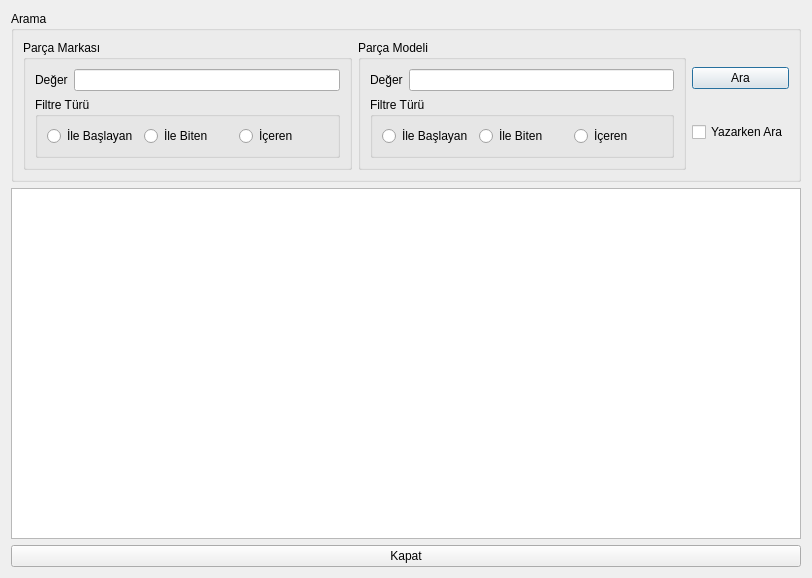
Above: Desktop/tekno_market2/TKN_Market/UI/ListeFormlari/tknguckaynakliste.ui from asirkacar/okulprojesi before the change. Below: the same form after it.
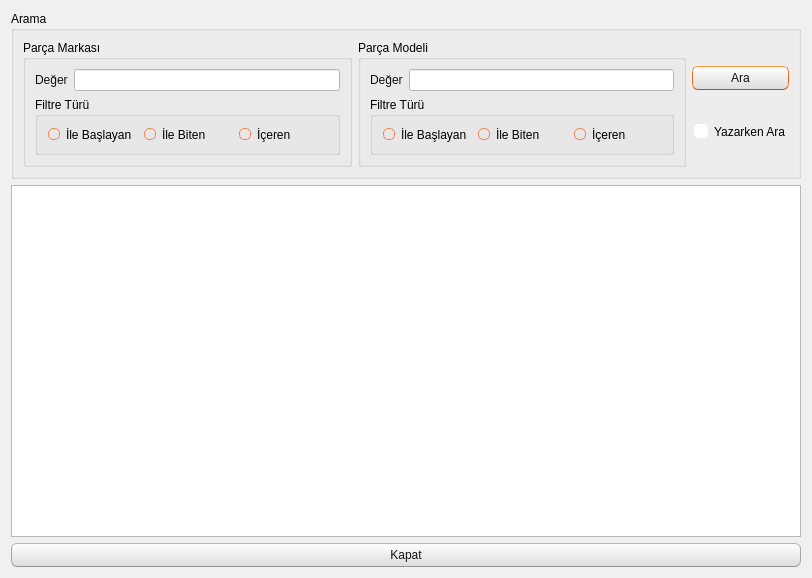
That is the form after the change. Icons and pictures are not drawn.

```diff
--- a/Desktop/tekno_market2/TKN_Market/UI/ListeFormlari/tknguckaynakliste.ui
+++ b/Desktop/tekno_market2/TKN_Market/UI/ListeFormlari/tknguckaynakliste.ui
@@ -13,6 +13,503 @@
   <property name="windowTitle">
    <string>Dialog</string>
   </property>
+  <property name="styleSheet">
+   <string notr="true">/*
+Ubuntu Style Sheet for QT Applications
+Author: Jaime A. Quiroga P.
+Company: GTRONICK
+Last updated: 09/10/2019 (dd/mm/yyyy), 12:31.
+Available at: https://github.com/GTRONICK/QSS/blob/master/Ubuntu.qss
+*/
+QMainWindow {
+	background-color:#f0f0f0;
+}
+QCheckBox {
+	padding:2px;
+}
+QCheckBox:hover {
+	border:1px solid rgb(255,150,60);
+	border-radius:4px;
+	padding: 1px;
+	background-color:qlineargradient(spread:pad, x1:0.5, y1:1, x2:0.5, y2:0, stop:0 rgba(190, 90, 50, 50), stop:1 rgba(250, 130, 40, 50));
+}
+QCheckBox::indicator:checked {
+	border:1px solid rgb(246, 134, 86);
+	border-radius:4px;
+  	background-color:rgb(246, 134, 86)
+}
+QCheckBox::indicator:unchecked {
+	border-width:1px solid rgb(246, 134, 86);
+	border-radius:4px;
+  	background-color:rgb(255,255,255);
+}
+QColorDialog {
+	background-color:#f0f0f0;
+}
+QComboBox {
+	color:rgb(81,72,65);
+	background: #ffffff;
+}
+QComboBox:editable {
+	selection-color:rgb(81,72,65);
+	selection-background-color: #ffffff;
+}
+QComboBox QAbstractItemView {
+	selection-color: #ffffff;
+	selection-background-color: rgb(246, 134, 86);
+}
+QComboBox:!editable:on, QComboBox::drop-down:editable:on {
+	color:  #1e1d23;	
+}
+QDateTimeEdit, QDateEdit, QDoubleSpinBox, QFontComboBox {
+	color:rgb(81,72,65);
+	background-color: #ffffff;
+}
+
+QDialog {
+	background-color:#f0f0f0;
+}
+
+QLabel,QLineEdit {
+	color:rgb(17,17,17);
+}
+QLineEdit {
+	background-color:rgb(255,255,255);
+	selection-background-color:rgb(236,116,64);
+}
+QMenuBar {
+	color:rgb(223,219,210);
+	background-color:rgb(65,64,59);
+}
+QMenuBar::item {
+	padding-top:4px;
+	padding-left:4px;
+	padding-right:4px;
+	color:rgb(223,219,210);
+	background-color:rgb(65,64,59);
+}
+QMenuBar::item:selected {
+	color:rgb(255,255,255);
+	padding-top:2px;
+	padding-left:2px;
+	padding-right:2px;
+	border-top-width:2px;
+	border-left-width:2px;
+	border-right-width:2px;
+	border-top-right-radius:4px;
+	border-top-left-radius:4px;
+	border-style:solid;
+	background-color:rgb(65,64,59);
+	border-top-color: rgb(47,47,44);
+	border-right-color: qlineargradient(spread:pad, x1:0, y1:1, x2:1, y2:0, stop:0 rgba(90, 87, 78, 255), stop:1 rgba(47,47,44, 255));
+	border-left-color:  qlineargradient(spread:pad, x1:1, y1:0, x2:0, y2:0, stop:0 rgba(90, 87, 78, 255), stop:1 rgba(47,47,44, 255));
+}
+QMenu {
+	color:rgb(223,219,210);
+	background-color:rgb(65,64,59);
+}
+QMenu::item {
+	color:rgb(223,219,210);
+	padding:4px 10px 4px 20px;
+}
+QMenu::item:selected {
+	color:rgb(255,255,255);
+	background-color: qlineargradient(spread:pad, x1:0.5, y1:1, x2:0.5, y2:0, stop:0 rgba(225, 108, 54, 255), stop:1 rgba(246, 134, 86, 255));
+	border-style:solid;
+	border-width:3px;
+	padding:4px 7px 4px 17px;
+	border-bottom-color:qlineargradient(spread:pad, x1:0.5, y1:1, x2:0.5, y2:0, stop:0 rgba(175,85,48,255), stop:1 rgba(236,114,67, 255));
+	border-top-color:qlineargradient(spread:pad, x1:0.5, y1:1, x2:0.5, y2:0, stop:0 rgba(253,156,113,255), stop:1 rgba(205,90,46, 255));
+	border-right-color:qlineargradient(spread:pad, x1:0, y1:0.5, x2:1, y2:0.5, stop:0 rgba(253,156,113,255), stop:1 rgba(205,90,46, 255));
+	border-left-color:qlineargradient(spread:pad, x1:1, y1:0.5, x2:0, y2:0.5, stop:0 rgba(253,156,113,255), stop:1 rgba(205,90,46, 255));
+}
+QPlainTextEdit {
+	border-width: 1px solid transparent;
+	color:rgb(17,17,17);
+	selection-background-color:rgb(236,116,64);
+}
+QProgressBar {
+	text-align: center;
+	color: rgb(0, 0, 0);
+	border: 1px inset rgb(150,150,150); 
+	border-radius: 10px;
+	background-color:rgb(221,221,219);
+}
+QProgressBar::chunk:horizontal {
+	background-color: qlineargradient(spread:pad, x1:0.5, y1:1, x2:0.5, y2:0, stop:0 rgba(225, 108, 54, 255), stop:1 rgba(246, 134, 86, 255));
+	border:1px solid;
+	border-radius:8px;
+	border-bottom-color:qlineargradient(spread:pad, x1:0.5, y1:1, x2:0.5, y2:0, stop:0 rgba(175,85,48,255), stop:1 rgba(236,114,67, 255));
+	border-top-color:qlineargradient(spread:pad, x1:0.5, y1:1, x2:0.5, y2:0, stop:0 rgba(253,156,113,255), stop:1 rgba(205,90,46, 255));
+	border-right-color:qlineargradient(spread:pad, x1:0, y1:0.5, x2:1, y2:0.5, stop:0 rgba(253,156,113,255), stop:1 rgba(205,90,46, 255));
+	border-left-color:qlineargradient(spread:pad, x1:1, y1:0.5, x2:0, y2:0.5, stop:0 rgba(253,156,113,255), stop:1 rgba(205,90,46, 255));
+}
+QPushButton{
+	color:rgb(17,17,17);
+	border-width: 1px;
+	border-radius: 6px;
+	border-bottom-color: rgb(150,150,150);
+	border-right-color: rgb(165,165,165);
+	border-left-color: rgb(165,165,165);
+	border-top-color: rgb(180,180,180);
+	border-style: solid;
+	padding: 4px;
+	background-color: qlineargradient(spread:pad, x1:0.5, y1:1, x2:0.5, y2:0, stop:0 rgba(220, 220, 220, 255), stop:1 rgba(255, 255, 255, 255));
+}
+QPushButton:hover{
+	color:rgb(17,17,17);
+	border-width: 1px;
+	border-radius:6px;
+	border-top-color: rgb(255,150,60);
+	border-right-color: qlineargradient(spread:pad, x1:0, y1:1, x2:1, y2:0, stop:0 rgba(200, 70, 20, 255), stop:1 rgba(255,150,60, 255));
+	border-left-color:  qlineargradient(spread:pad, x1:1, y1:0, x2:0, y2:0, stop:0 rgba(200, 70, 20, 255), stop:1 rgba(255,150,60, 255));
+	border-bottom-color: rgb(200,70,20);
+	border-style: solid;
+	padding: 2px;
+	background-color: qlineargradient(spread:pad, x1:0.5, y1:1, x2:0.5, y2:0, stop:0 rgba(220, 220, 220, 255), stop:1 rgba(255, 255, 255, 255));
+}
+QPushButton:default{
+	color:rgb(17,17,17);
+	border-width: 1px;
+	border-radius:6px;
+	border-top-color: rgb(255,150,60);
+	border-right-color: qlineargradient(spread:pad, x1:0, y1:1, x2:1, y2:0, stop:0 rgba(200, 70, 20, 255), stop:1 rgba(255,150,60, 255));
+	border-left-color:  qlineargradient(spread:pad, x1:1, y1:0, x2:0, y2:0, stop:0 rgba(200, 70, 20, 255), stop:1 rgba(255,150,60, 255));
+	border-bottom-color: rgb(200,70,20);
+	border-style: solid;
+	padding: 2px;
+	background-color: qlineargradient(spread:pad, x1:0.5, y1:1, x2:0.5, y2:0, stop:0 rgba(220, 220, 220, 255), stop:1 rgba(255, 255, 255, 255));
+}
+QPushButton:pressed{
+	color:rgb(17,17,17);
+	border-width: 1px;
+	border-radius: 6px;
+	border-width: 1px;
+	border-top-color: rgba(255,150,60,200);
+	border-right-color: qlineargradient(spread:pad, x1:0, y1:1, x2:1, y2:0, stop:0 rgba(200, 70, 20, 255), stop:1 rgba(255,150,60, 200));
+	border-left-color:  qlineargradient(spread:pad, x1:1, y1:0, x2:0, y2:0, stop:0 rgba(200, 70, 20, 255), stop:1 rgba(255,150,60, 200));
+	border-bottom-color: rgba(200,70,20,200);
+	border-style: solid;
+	padding: 2px;
+	background-color: qlineargradient(spread:pad, x1:0.5, y1:0, x2:0.5, y2:1, stop:0 rgba(220, 220, 220, 255), stop:1 rgba(255, 255, 255, 255));
+}
+QPushButton:disabled{
+	color:rgb(174,167,159);
+	border-width: 1px;
+	border-radius: 6px;
+	background-color: qlineargradient(spread:pad, x1:0.5, y1:1, x2:0.5, y2:0, stop:0 rgba(200, 200, 200, 255), stop:1 rgba(230, 230, 230, 255));
+}
+QRadioButton {
+	padding: 1px;
+}
+QRadioButton::indicator:checked {
+	height: 10px;
+	width: 10px;
+	border-style:solid;
+	border-radius:5px;
+	border-width: 1px;
+	border-color: rgba(246, 134, 86, 255);
+	color: #a9b7c6;
+	background-color:rgba(246, 134, 86, 255);
+}
+QRadioButton::indicator:!checked {
+	height: 10px;
+	width: 10px;
+	border-style:solid;
+	border-radius:5px;
+	border-width: 1px;
+	border-color: rgb(246, 134, 86);
+	color: #a9b7c6;
+	background-color: transparent;
+}
+QScrollArea {
+	color: white;
+	background-color:#f0f0f0;
+}
+QSlider::groove {
+	border-style: solid;
+	border-width: 1px;
+	border-color: rgb(207,207,207);
+}
+QSlider::groove:horizontal {
+	height: 5px;
+	background: rgb(246, 134, 86);
+}
+QSlider::groove:vertical {
+	width: 5px;
+	background: rgb(246, 134, 86);
+}
+QSlider::handle:horizontal {
+	background: rgb(253,253,253);
+	border-style: solid;
+	border-width: 1px;
+	border-color: rgb(207,207,207);
+	width: 12px;
+	margin: -5px 0;
+	border-radius: 7px;
+}
+QSlider::handle:vertical {
+	background: rgb(253,253,253);
+	border-style: solid;
+	border-width: 1px;
+	border-color: rgb(207,207,207);
+	height: 12px;
+	margin: 0 -5px;
+	border-radius: 7px;
+}
+QSlider::add-page:horizontal, QSlider::add-page:vertical {
+ 	background: white;
+}
+QSlider::sub-page:horizontal, QSlider::sub-page:vertical {
+	background: rgb(246, 134, 86);
+}
+QStatusBar, QSpinBox {
+	color:rgb(81,72,65);
+}
+QSpinBox {
+	background-color: #ffffff;
+}
+QScrollBar:horizontal {
+	max-height: 20px;
+	border: 1px transparent;
+	margin: 0px 20px 0px 20px;
+}
+QScrollBar::handle:horizontal {
+	background: rgb(253,253,253);
+	border: 1px solid rgb(207,207,207);
+	border-radius: 7px;
+	min-width: 25px;
+}
+QScrollBar::handle:horizontal:hover {
+	background: rgb(253,253,253);
+	border: 1px solid rgb(255,150,60);
+	border-radius: 7px;
+	min-width: 25px;
+}
+QScrollBar::add-line:horizontal {
+  	border: 1px solid rgb(207,207,207);
+  	border-top-right-radius: 7px;
+  	border-top-left-radius: 7px;
+  	border-bottom-right-radius: 7px;
+  	background: rgb(255, 255, 255);
+  	width: 20px;
+  	subcontrol-position: right;
+  	subcontrol-origin: margin;
+}
+QScrollBar::add-line:horizontal:hover {
+  	border: 1px solid rgb(255,150,60);
+  	border-top-right-radius: 7px;
+  	border-top-left-radius: 7px;
+  	border-bottom-right-radius: 7px;
+  	background: rgb(255, 255, 255);
+  	width: 20px;
+  	subcontrol-position: right;
+  	subcontrol-origin: margin;
+}
+QScrollBar::add-line:horizontal:pressed {
+  	border: 1px solid grey;
+  	border-top-left-radius: 7px;
+  	border-top-right-radius: 7px;
+  	border-bottom-right-radius: 7px;
+  	background: rgb(231,231,231);
+  	width: 20px;
+  	subcontrol-position: right;
+  	subcontrol-origin: margin;
+}
+QScrollBar::sub-line:horizontal {
+  	border: 1px solid rgb(207,207,207);
+  	border-top-right-radius: 7px;
+  	border-top-left-radius: 7px;
+  	border-bottom-left-radius: 7px;
+  	background: rgb(255, 255, 255);
+  	width: 20px;
+  	subcontrol-position: left;
+  	subcontrol-origin: margin;
+}
+QScrollBar::sub-line:horizontal:hover {
+  	border: 1px solid rgb(255,150,60);
+  	border-top-right-radius: 7px;
+  	border-top-left-radius: 7px;
+  	border-bottom-left-radius: 7px;
+  	background: rgb(255, 255, 255);
+  	width: 20px;
+  	subcontrol-position: left;
+  	subcontrol-origin: margin;
+}
+QScrollBar::sub-line:horizontal:pressed {
+  	border: 1px solid grey;
+  	border-top-right-radius: 7px;
+  	border-top-left-radius: 7px;
+  	border-bottom-left-radius: 7px;
+  	background: rgb(231,231,231);
+  	width: 20px;
+  	subcontrol-position: left;
+  	subcontrol-origin: margin;
+}
+QScrollBar::left-arrow:horizontal {
+  	border: 1px transparent grey;
+  	border-top-left-radius: 3px;
+  	border-bottom-left-radius: 3px;
+  	width: 6px;
+  	height: 6px;
+  	background: rgb(230,230,230);
+}
+QScrollBar::right-arrow:horizontal {
+	border: 1px transparent grey;
+	border-top-right-radius: 3px;
+	border-bottom-right-radius: 3px;
+  	width: 6px;
+  	height: 6px;
+ 	background: rgb(230,230,230);
+}
+QScrollBar::add-page:horizontal, QScrollBar::sub-page:horizontal {
+ 	background: none;
+} 
+QScrollBar:vertical {
+	max-width: 20px;
+	border: 1px transparent grey;
+	margin: 20px 0px 20px 0px;
+}
+QScrollBar::add-line:vertical {
+	border: 1px solid;
+	border-color: rgb(207,207,207);
+	border-bottom-right-radius: 7px;
+	border-bottom-left-radius: 7px;
+	border-top-left-radius: 7px;
+	background: rgb(255, 255, 255);
+  	height: 20px;
+  	subcontrol-position: bottom;
+  	subcontrol-origin: margin;
+}
+QScrollBar::add-line:vertical:hover {
+  	border: 1px solid;
+  	border-color: rgb(255,150,60);
+  	border-bottom-right-radius: 7px;
+  	border-bottom-left-radius: 7px;
+  	border-top-left-radius: 7px;
+  	background: rgb(255, 255, 255);
+  	height: 20px;
+  	subcontrol-position: bottom;
+  	subcontrol-origin: margin;
+}
+QScrollBar::add-line:vertical:pressed {
+  	border: 1px solid grey;
+  	border-bottom-left-radius: 7px;
+  	border-bottom-right-radius: 7px;
+  	border-top-left-radius: 7px;
+  	background: rgb(231,231,231);
+  	height: 20px;
+  	subcontrol-position: bottom;
+  	subcontrol-origin: margin;
+}
+QScrollBar::sub-line:vertical {
+  	border: 1px solid rgb(207,207,207);
+  	border-top-right-radius: 7px;
+  	border-top-left-radius: 7px;
+  	border-bottom-left-radius: 7px;
+  	background: rgb(255, 255, 255);
+  	height: 20px;
+  	subcontrol-position: top;
+  	subcontrol-origin: margin;
+}
+QScrollBar::sub-line:vertical:hover {
+  	border: 1px solid rgb(255,150,60);
+  	border-top-right-radius: 7px;
+  	border-top-left-radius: 7px;
+  	border-bottom-left-radius: 7px;
+	background: rgb(255, 255, 255);
+  	height: 20px;
+  	subcontrol-position: top;
+  	subcontrol-origin: margin;
+}
+QScrollBar::sub-line:vertical:pressed {
+  	border: 1px solid grey;
+  	border-top-left-radius: 7px;
+  	border-top-right-radius: 7px;
+  	background: rgb(231,231,231);
+ 	height: 20px;
+  	subcontrol-position: top;
+  	subcontrol-origin: margin;
+}
+QScrollBar::handle:vertical {
+	background: rgb(253,253,253);
+	border: 1px solid rgb(207,207,207);
+	border-radius: 7px;
+	min-height: 25px;
+}
+QScrollBar::handle:vertical:hover {
+	background: rgb(253,253,253);
+	border: 1px solid rgb(255,150,60);
+	border-radius: 7px;
+	min-height: 25px;
+}
+QScrollBar::up-arrow:vertical {
+	border: 1px transparent grey;
+  	border-top-left-radius: 3px;
+	border-top-right-radius: 3px;
+  	width: 6px;
+  	height: 6px;
+  	background: rgb(230,230,230);
+}
+QScrollBar::down-arrow:vertical {
+  	border: 1px transparent grey;
+  	border-bottom-left-radius: 3px;
+  	border-bottom-right-radius: 3px;
+  	width: 6px;
+  	height: 6px;
+  	background: rgb(230,230,230);
+}
+QScrollBar::add-page:vertical, QScrollBar::sub-page:vertical {
+  	background: none;
+}
+QTabWidget {
+	color:rgb(0,0,0);
+	background-color:rgb(247,246,246);
+}
+QTabWidget::pane {
+	border-color: rgb(180,180,180);
+	background-color:rgb(247,246,246);
+	border-style: solid;
+	border-width: 1px;
+  	border-radius: 6px;
+}
+QTabBar::tab {
+	padding-left:4px;
+	padding-right:4px;
+	padding-bottom:2px;
+	padding-top:2px;
+	color:rgb(81,72,65);
+  	background-color: qlineargradient(spread:pad, x1:0.5, y1:1, x2:0.5, y2:0, stop:0 rgba(221,218,217,255), stop:1 rgba(240,239,238,255));
+	border-style: solid;
+	border-width: 1px;
+  	border-top-right-radius:4px;
+	border-top-left-radius:4px;
+	border-top-color: rgb(180,180,180);
+	border-left-color: rgb(180,180,180);
+	border-right-color: rgb(180,180,180);
+	border-bottom-color: transparent;
+}
+QTabBar::tab:selected, QTabBar::tab:last:selected, QTabBar::tab:hover {
+  	background-color:rgb(247,246,246);
+  	margin-left: 0px;
+  	margin-right: 1px;
+}
+QTabBar::tab:!selected {
+	margin-top: 1px;
+	margin-right: 1px;
+}
+QTextEdit {
+	border-width: 1px;
+	border-style: solid;
+	border-color:transparent;
+	color:rgb(17,17,17);
+	selection-background-color:rgb(236,116,64);
+}
+QTimeEdit, QToolBox, QToolBox::tab, QToolBox::tab:selected {
+	color:rgb(81,72,65);
+	background-color: #ffffff;
+}</string>
+  </property>
   <layout class="QVBoxLayout" name="verticalLayout_4">
    <item>
     <widget class="QGroupBox" name="groupBox">
```
Left out of the diff: 12 changed lines with no effect on the pictures.
